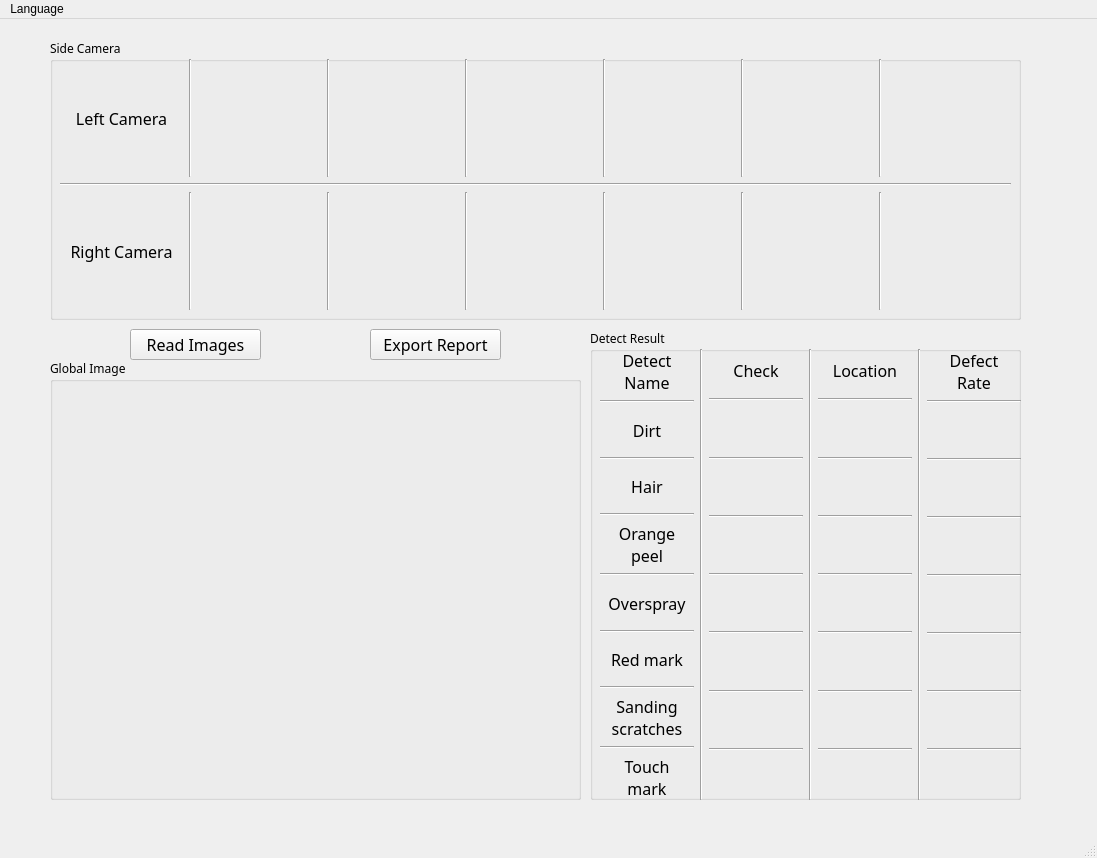
Before: the Qt Designer form GUI/tiredetect.ui in Ivy60627/Tire-Defect-Detection-System, drawn with Qt 5.
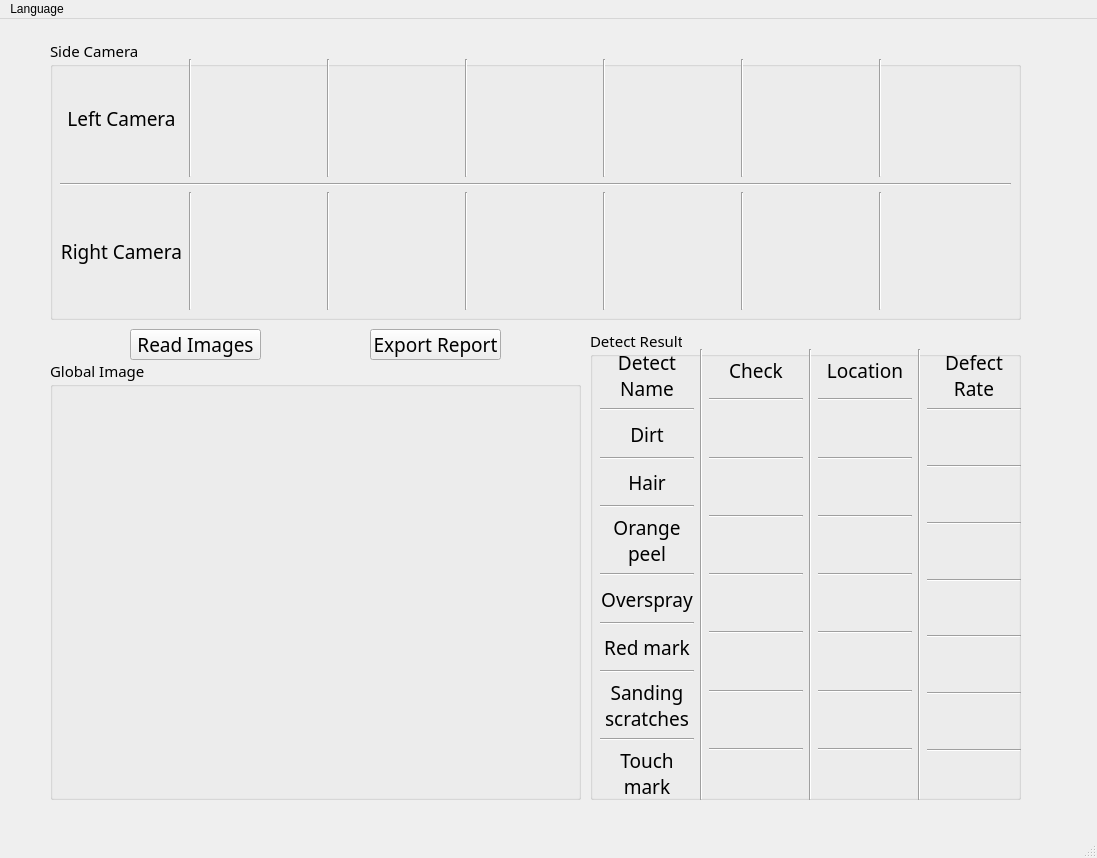
After: the same form once the commit is applied.

Patch:
```diff
--- a/GUI/tiredetect.ui
+++ b/GUI/tiredetect.ui
@@ -29,7 +29,7 @@
     <property name="font">
      <font>
       <family>微軟正黑體</family>
-      <pointsize>12</pointsize>
+      <pointsize>14</pointsize>
      </font>
     </property>
     <property name="text">
@@ -48,7 +48,7 @@
     <property name="font">
      <font>
       <family>微軟正黑體</family>
-      <pointsize>12</pointsize>
+      <pointsize>14</pointsize>
      </font>
     </property>
     <property name="text">
@@ -67,6 +67,7 @@
     <property name="font">
      <font>
       <family>微軟正黑體</family>
+      <pointsize>11</pointsize>
      </font>
     </property>
     <property name="autoFillBackground">
@@ -98,7 +99,7 @@
           <property name="font">
            <font>
             <family>微軟正黑體</family>
-            <pointsize>12</pointsize>
+            <pointsize>14</pointsize>
            </font>
           </property>
           <property name="text">
@@ -287,7 +288,7 @@
           <property name="font">
            <font>
             <family>微軟正黑體</family>
-            <pointsize>12</pointsize>
+            <pointsize>14</pointsize>
            </font>
           </property>
           <property name="text">
@@ -471,6 +472,7 @@
     <property name="font">
      <font>
       <family>微軟正黑體</family>
+      <pointsize>11</pointsize>
      </font>
     </property>
     <property name="title">
@@ -499,7 +501,7 @@
           <property name="font">
            <font>
             <family>微軟正黑體</family>
-            <pointsize>12</pointsize>
+            <pointsize>14</pointsize>
            </font>
           </property>
           <property name="text">
@@ -529,7 +531,7 @@
           <property name="font">
            <font>
             <family>微軟正黑體</family>
-            <pointsize>12</pointsize>
+            <pointsize>14</pointsize>
            </font>
           </property>
           <property name="text">
@@ -558,7 +560,7 @@
           <property name="font">
            <font>
             <family>微軟正黑體</family>
-            <pointsize>12</pointsize>
+            <pointsize>14</pointsize>
            </font>
           </property>
           <property name="text">
@@ -587,7 +589,7 @@
           <property name="font">
            <font>
             <family>微軟正黑體</family>
-            <pointsize>12</pointsize>
+            <pointsize>14</pointsize>
            </font>
           </property>
           <property name="text">
@@ -617,7 +619,7 @@
           <property name="font">
            <font>
             <family>微軟正黑體</family>
-            <pointsize>12</pointsize>
+            <pointsize>14</pointsize>
            </font>
           </property>
           <property name="text">
@@ -646,7 +648,7 @@
           <property name="font">
            <font>
             <family>微軟正黑體</family>
-            <pointsize>12</pointsize>
+            <pointsize>14</pointsize>
            </font>
           </property>
           <property name="text">
@@ -675,7 +677,7 @@
           <property name="font">
            <font>
             <family>微軟正黑體</family>
-            <pointsize>12</pointsize>
+            <pointsize>14</pointsize>
            </font>
           </property>
           <property name="text">
@@ -705,7 +707,7 @@
           <property name="font">
            <font>
             <family>微軟正黑體</family>
-            <pointsize>12</pointsize>
+            <pointsize>14</pointsize>
            </font>
           </property>
           <property name="text">
@@ -739,7 +741,7 @@
           <property name="font">
            <font>
             <family>微軟正黑體</family>
-            <pointsize>12</pointsize>
+            <pointsize>14</pointsize>
            </font>
           </property>
           <property name="text">
@@ -981,7 +983,7 @@
           <property name="font">
            <font>
             <family>微軟正黑體</family>
-            <pointsize>12</pointsize>
+            <pointsize>14</pointsize>
            </font>
           </property>
           <property name="text">
@@ -1271,10 +1273,16 @@
        <layout class="QVBoxLayout" name="verticalLayout_8">
         <item>
          <widget class="QLabel" name="label_rate">
+          <property name="sizePolicy">
+           <sizepolicy hsizetype="Preferred" vsizetype="Preferred">
+            <horstretch>0</horstretch>
+            <verstretch>0</verstretch>
+           </sizepolicy>
+          </property>
           <property name="font">
            <font>
             <family>微軟正黑體</family>
-            <pointsize>12</pointsize>
+            <pointsize>14</pointsize>
            </font>
           </property>
           <property name="text">
@@ -1569,6 +1577,7 @@
     <property name="font">
      <font>
       <family>微軟正黑體</family>
+      <pointsize>11</pointsize>
      </font>
     </property>
     <property name="title">
```
